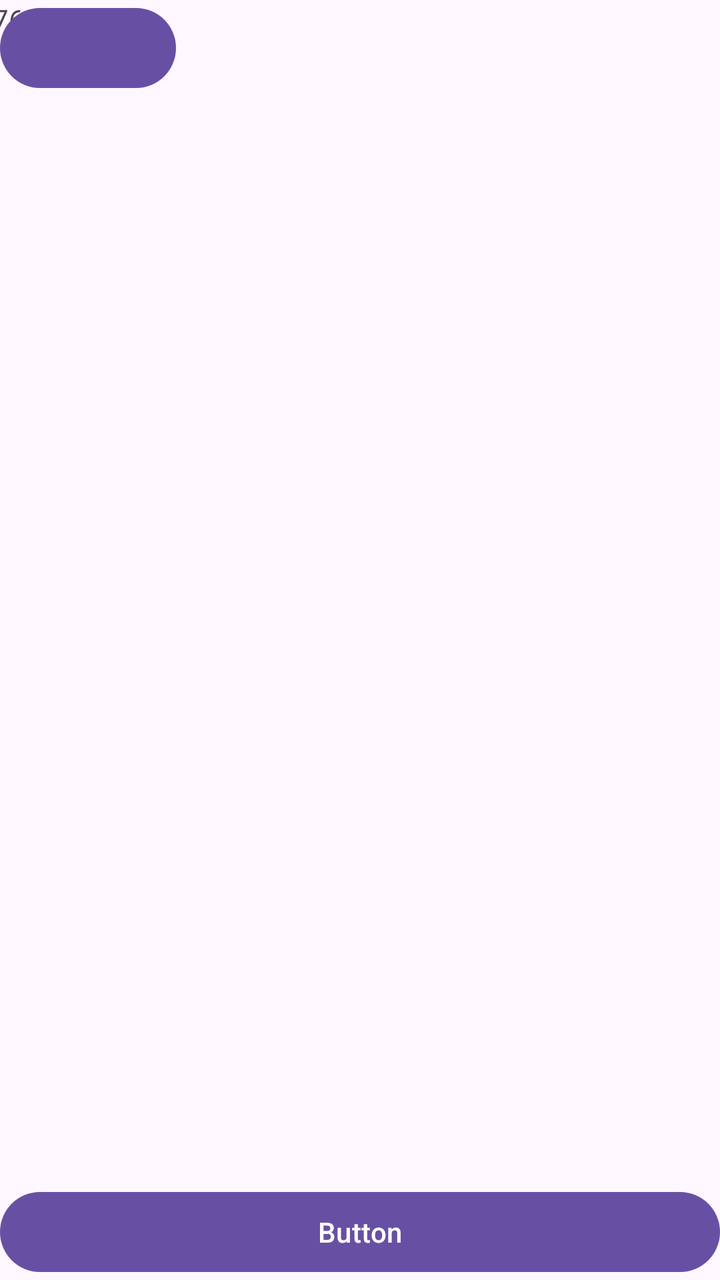
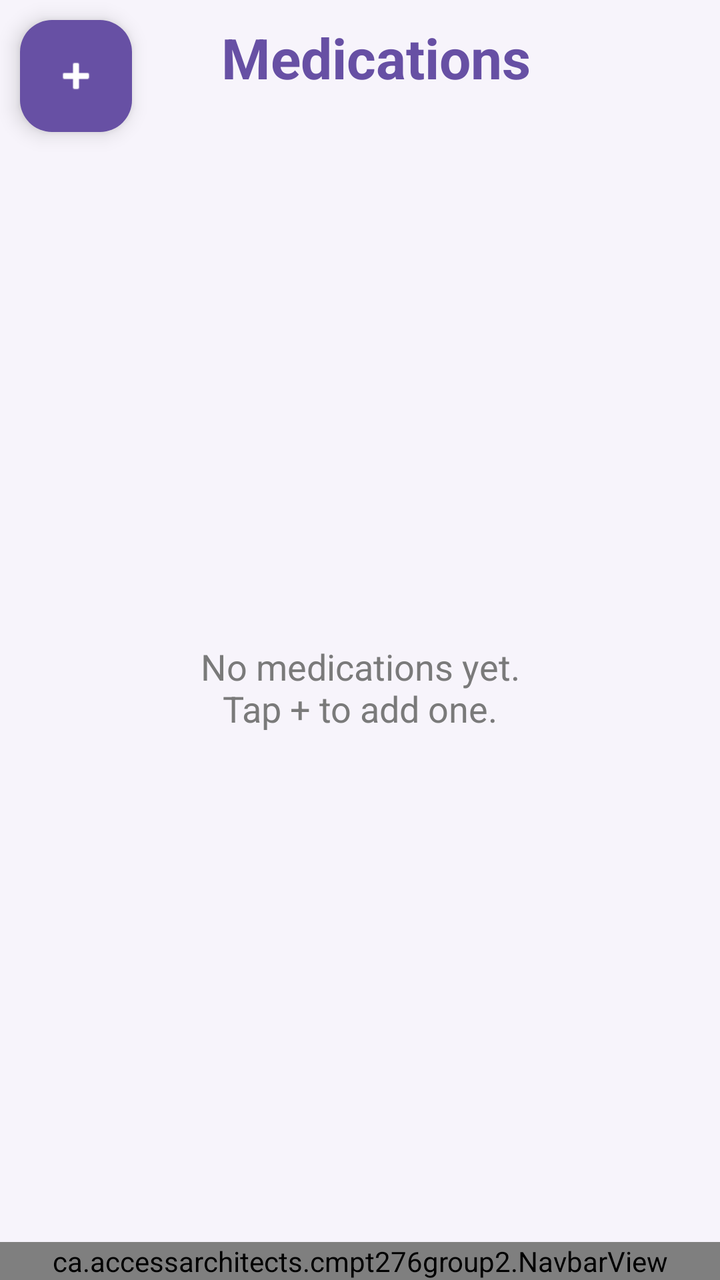

The first picture is an Android layout as it rendered before a commit; the second is the same layout after the commit. The layout source and the unified diff follow.
<!-- AndroidManifest.xml: application theme Theme.CMPT276Group2 -->
<!-- res/layout/activity_medications.xml -->
<?xml version="1.0" encoding="utf-8"?>
<androidx.constraintlayout.widget.ConstraintLayout xmlns:android="http://schemas.android.com/apk/res/android"
    xmlns:app="http://schemas.android.com/apk/res-auto"
    xmlns:tools="http://schemas.android.com/tools"
    android:id="@+id/main"
    android:layout_width="match_parent"
    android:layout_height="match_parent"
    tools:context=".MedicationsActivity">

    <TextView
        android:id="@+id/titleMedications"
        android:layout_width="wrap_content"
        android:layout_height="wrap_content"
        android:layout_marginEnd="302dp"
        android:text="@string/app_name"
        app:layout_constraintEnd_toEndOf="parent"
        app:layout_constraintHorizontal_bias="1.0"
        app:layout_constraintStart_toStartOf="parent"
        app:layout_constraintTop_toTopOf="parent" />

    <Button
        android:id="@+id/buttonAddMedication"
        android:layout_width="wrap_content"
        android:layout_height="wrap_content"
        app:layout_constraintStart_toStartOf="parent"
        app:layout_constraintTop_toTopOf="parent" />

    <androidx.recyclerview.widget.RecyclerView
        android:id="@+id/medicationList"
        android:layout_width="408dp"
        android:layout_height="638dp"
        app:layout_constraintBottom_toTopOf="@+id/doneButton"
        app:layout_constraintEnd_toEndOf="parent"
        app:layout_constraintStart_toStartOf="parent"
        app:layout_constraintTop_toBottomOf="@+id/buttonAddMedication"
        app:layout_constraintVertical_bias="1.0">

    </androidx.recyclerview.widget.RecyclerView>

    <Button
        android:id="@+id/doneButton"
        android:layout_width="0dp"
        android:layout_height="wrap_content"
        android:text="Button"
        app:layout_constraintBottom_toBottomOf="parent"
        app:layout_constraintEnd_toEndOf="parent"
        app:layout_constraintStart_toStartOf="parent" />
</androidx.constraintlayout.widget.ConstraintLayout>
<!-- resources referenced by this layout -->
<resources>
  <string name="app_name">CMPT276Group2</string>
  <style name="Theme.CMPT276Group2" parent="Base.Theme.CMPT276Group2" />
  <style name="Base.Theme.CMPT276Group2" parent="Theme.Material3.DayNight.NoActionBar">
          
          
      </style>
</resources>

<!-- the commit's change to res/layout/activity_medications.xml (unified diff, before → after) -->
@@ -1,48 +1,78 @@
 <?xml version="1.0" encoding="utf-8"?>
-<androidx.constraintlayout.widget.ConstraintLayout xmlns:android="http://schemas.android.com/apk/res/android"
+<androidx.constraintlayout.widget.ConstraintLayout
+    xmlns:android="http://schemas.android.com/apk/res/android"
     xmlns:app="http://schemas.android.com/apk/res-auto"
-    xmlns:tools="http://schemas.android.com/tools"
-    android:id="@+id/main"
     android:layout_width="match_parent"
     android:layout_height="match_parent"
-    tools:context=".MedicationsActivity">
+    android:background="#F7F4FB">
+
+    <com.google.android.material.floatingactionbutton.FloatingActionButton
+        android:id="@+id/addMedicationButton"
+        android:layout_width="wrap_content"
+        android:layout_height="wrap_content"
+        android:layout_marginStart="10dp"
+        android:layout_marginTop="10dp"
+        android:contentDescription="Add contact"
+        android:src="@android:drawable/ic_input_add"
+        app:backgroundTint="?attr/colorPrimary"
+        app:fabSize="mini"
+        app:layout_constraintStart_toStartOf="parent"
+        app:layout_constraintTop_toTopOf="parent"
+        app:tint="@android:color/white" />
 
     <TextView
-        android:id="@+id/titleMedications"
+        android:id="@+id/titleText"
+        android:layout_width="0dp"
+        android:layout_height="wrap_content"
+        android:layout_marginStart="10dp"
+        android:layout_marginEnd="10dp"
+        android:gravity="center"
+        android:paddingEnd="50dp"
+        android:text="Medications"
+        android:textColor="?attr/colorPrimary"
+        android:textSize="28sp"
+        android:textStyle="bold"
+        app:layout_constraintBottom_toBottomOf="@id/addMedicationButton"
+        app:layout_constraintEnd_toEndOf="parent"
+        app:layout_constraintHorizontal_bias="0.0"
+        app:layout_constraintStart_toEndOf="@id/addMedicationButton"
+        app:layout_constraintTop_toTopOf="@id/addMedicationButton"
+        app:layout_constraintVertical_bias="0.0" />
+
+    <androidx.recyclerview.widget.RecyclerView
+        android:id="@+id/medicationsRecyclerView"
+        android:layout_width="0dp"
+        android:layout_height="0dp"
+        android:layout_marginTop="16dp"
+        android:clipToPadding="false"
+        android:paddingStart="16dp"
+        android:paddingTop="4dp"
+        android:paddingEnd="16dp"
+        android:paddingBottom="12dp"
+        app:layout_constraintBottom_toTopOf="@id/navbar"
+        app:layout_constraintEnd_toEndOf="parent"
+        app:layout_constraintStart_toStartOf="parent"
+        app:layout_constraintTop_toBottomOf="@id/addMedicationButton" />
+
+    <TextView
+        android:id="@+id/emptyText"
         android:layout_width="wrap_content"
         android:layout_height="wrap_content"
-        android:layout_marginEnd="302dp"
-        android:text="@string/app_name"
-        app:layout_constraintEnd_toEndOf="parent"
-        app:layout_constraintHorizontal_bias="1.0"
-        app:layout_constraintStart_toStartOf="parent"
-        app:layout_constraintTop_toTopOf="parent" />
-
-    <Button
-        android:id="@+id/buttonAddMedication"
-        android:layout_width="wrap_content"
-        android:layout_height="wrap_content"
-        app:layout_constraintStart_toStartOf="parent"
-        app:layout_constraintTop_toTopOf="parent" />
-
-    <androidx.recyclerview.widget.RecyclerView
-        android:id="@+id/medicationList"
-        android:layout_width="408dp"
-        android:layout_height="638dp"
-        app:layout_constraintBottom_toTopOf="@+id/doneButton"
+        android:text="No medications yet.\nTap + to add one."
+        android:textAlignment="center"
+        android:textColor="#7A7A7A"
+        android:textSize="18sp"
+        app:layout_constraintBottom_toTopOf="@id/navbar"
         app:layout_constraintEnd_toEndOf="parent"
         app:layout_constraintStart_toStartOf="parent"
-        app:layout_constraintTop_toBottomOf="@+id/buttonAddMedication"
-        app:layout_constraintVertical_bias="1.0">
+        app:layout_constraintTop_toBottomOf="@id/addMedicationButton" />
 
-    </androidx.recyclerview.widget.RecyclerView>
-
-    <Button
-        android:id="@+id/doneButton"
+    <ca.accessarchitects.cmpt276group2.NavbarView
+        android:id="@+id/navbar"
         android:layout_width="0dp"
         android:layout_height="wrap_content"
-        android:text="Button"
         app:layout_constraintBottom_toBottomOf="parent"
         app:layout_constraintEnd_toEndOf="parent"
         app:layout_constraintStart_toStartOf="parent" />
+
 </androidx.constraintlayout.widget.ConstraintLayout>
<!-- resource entries referenced after the edit -->
@@ -1,6 +1,5 @@
 <!-- resources referenced by this layout -->
 <resources>
-  <string name="app_name">CMPT276Group2</string>
   <style name="Theme.CMPT276Group2" parent="Base.Theme.CMPT276Group2" />
   <style name="Base.Theme.CMPT276Group2" parent="Theme.Material3.DayNight.NoActionBar">
           
